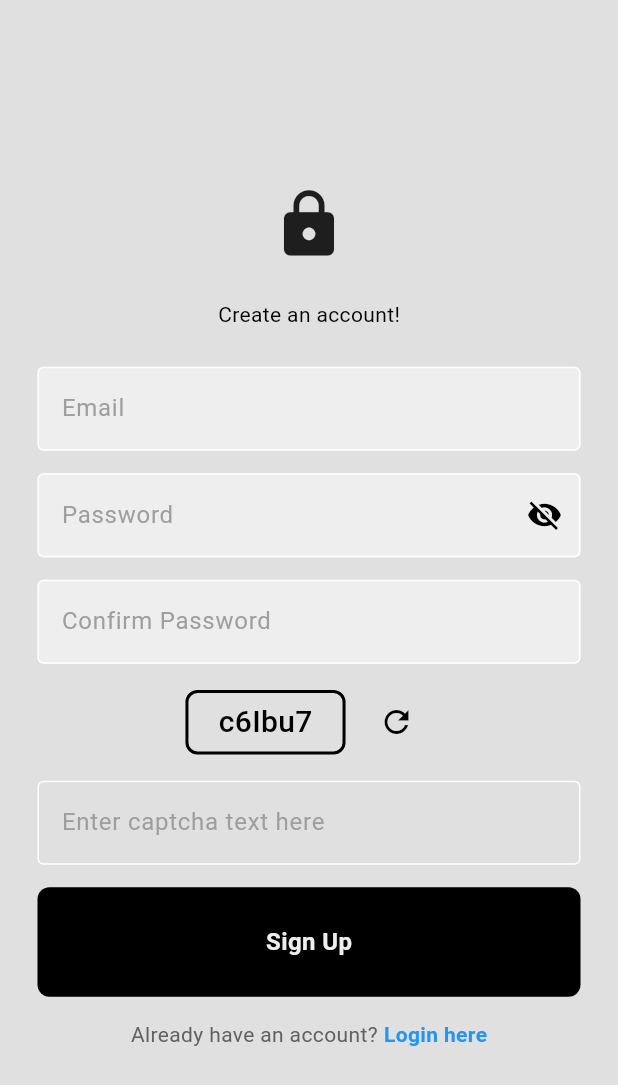
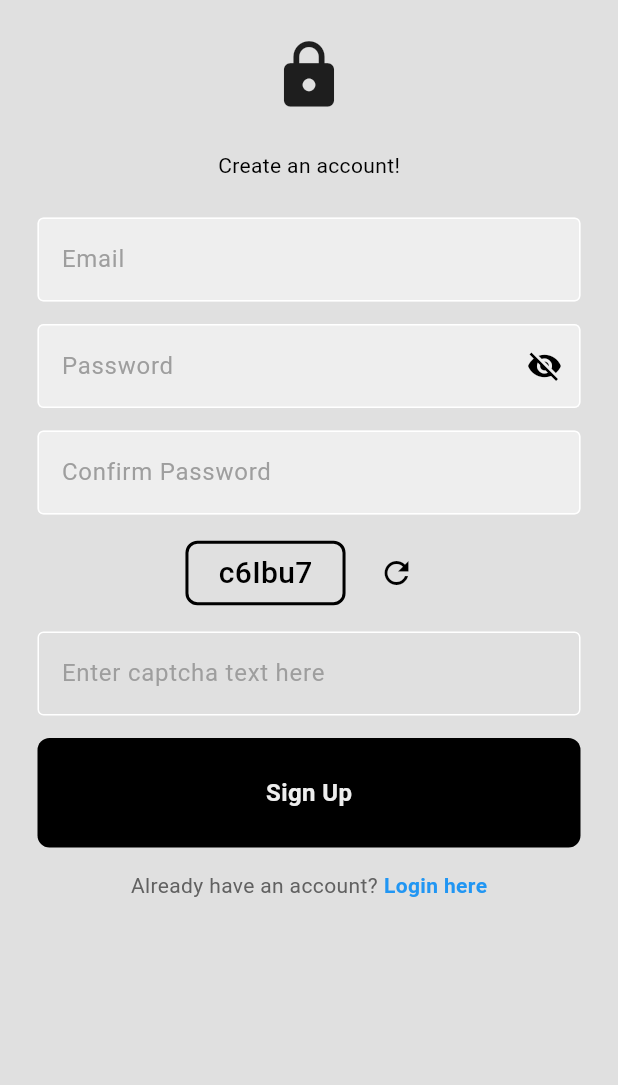
Before and after one commit to Gaurishh/flutter_nitd-codes-app, a Flutter app: the screen it shows after launch, after a tap on "Register here", on a phone screen of 412 x 824 dp. Shown: the top 1085 px of the screen. Run offline on Flutter 3.47's test engine with Material 3 defaults, Android fonts, the phone set to English and light mode, and no system bars; our stand-ins replace cloud_firestore, firebase_auth, firebase_core, google_sign_in; accounts and stored records are empty; network calls fail.

Commit message:
Last update before sleep

```diff
--- a/lib/pages/login_page.dart
+++ b/lib/pages/login_page.dart
@@ -1,5 +1,3 @@
-// ignore_for_file: prefer_const_constructors
-
 import 'package:cloud_firestore/cloud_firestore.dart';
 import 'package:firebase_auth/firebase_auth.dart';
 import 'package:flutter/material.dart';
@@ -81,9 +79,10 @@ class _LoginPageState extends State<LoginPage> {
   @override
   Widget build(BuildContext context) {
     return Scaffold(
+        resizeToAvoidBottomInset: true, // Ensures bottom inset is respected
         backgroundColor: Theme.of(context).colorScheme.background,
         body: SafeArea(
-          child: Center(
+          child: SingleChildScrollView(
             child: Padding(
               padding: const EdgeInsets.all(25.0),
               child: Column(
--- a/lib/pages/register_page.dart
+++ b/lib/pages/register_page.dart
@@ -71,7 +71,7 @@ class _RegisterPageState extends State<RegisterPage> {
       '}',
       ';',
       ':',
-      '\'',
+      "'",
       '"',
       ',',
       '.',
@@ -215,7 +215,7 @@ class _RegisterPageState extends State<RegisterPage> {
     return Scaffold(
       backgroundColor: Theme.of(context).colorScheme.background,
       body: SafeArea(
-          child: Center(
+        child: SingleChildScrollView( // Wrap the entire body inside SingleChildScrollView
           child: Padding(
             padding: const EdgeInsets.all(25.0),
             child: Column(
@@ -343,6 +343,7 @@ class _RegisterPageState extends State<RegisterPage> {
             ),
           ),
         ),
-        ));
+      ),
+    );
   }
 }
```
Also changed, not shown: lib/components/wall_post.dart (+6 -3 lines). Lines whose indentation alone changed are shown as unchanged.
